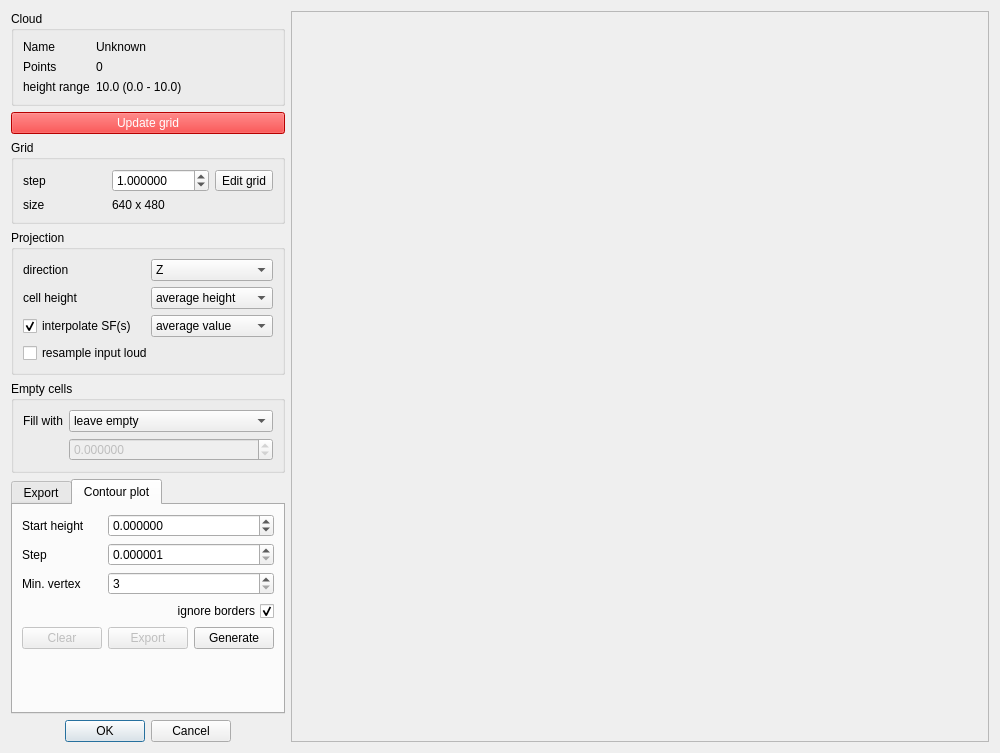
CloudCompare/CloudCompare, file qCC/ui_templates/rasterizeDlg.ui: the form before one commit.
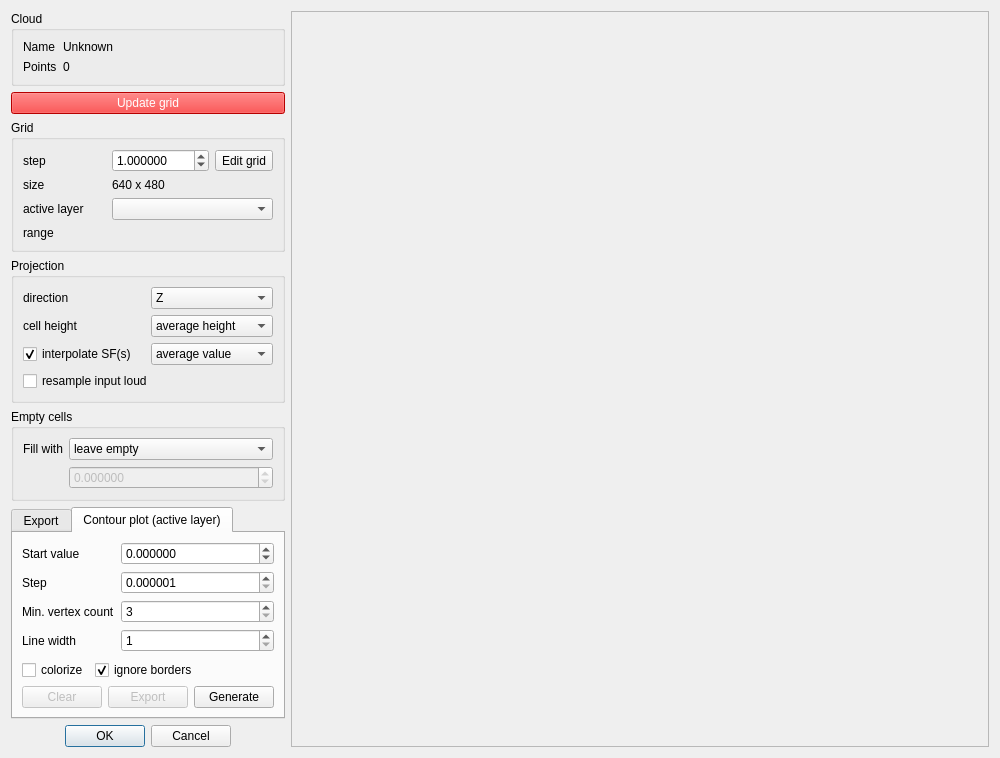
The form after the commit. The open tabs and pages were chosen to show the change.

Commit message: Rasterize tool enhancements

```diff
--- a/qCC/ui_templates/rasterizeDlg.ui
+++ b/qCC/ui_templates/rasterizeDlg.ui
@@ -66,20 +66,6 @@
            </property>
           </widget>
          </item>
-         <item row="2" column="0">
-          <widget class="QLabel" name="label_7">
-           <property name="text">
-            <string>height range</string>
-           </property>
-          </widget>
-         </item>
-         <item row="2" column="1">
-          <widget class="QLabel" name="gridHeightRangeLabel">
-           <property name="text">
-            <string>10.0 (0.0 - 10.0)</string>
-           </property>
-          </widget>
-         </item>
         </layout>
        </widget>
       </item>
@@ -153,6 +139,33 @@
            </item>
           </layout>
          </item>
+         <item row="3" column="0">
+          <widget class="QLabel" name="label_13">
+           <property name="toolTip">
+            <string>Active layer (or 'scalar field')</string>
+           </property>
+           <property name="text">
+            <string>active layer</string>
+           </property>
+          </widget>
+         </item>
+         <item row="3" column="1">
+          <widget class="QComboBox" name="activeLayerComboBox"/>
+         </item>
+         <item row="4" column="0">
+          <widget class="QLabel" name="label_7">
+           <property name="text">
+            <string>range</string>
+           </property>
+          </widget>
+         </item>
+         <item row="4" column="1">
+          <widget class="QLabel" name="gridLayerRangeLabel">
+           <property name="text">
+            <string/>
+           </property>
+          </widget>
+         </item>
         </layout>
        </widget>
       </item>
@@ -389,13 +402,30 @@
          </attribute>
          <layout class="QVBoxLayout" name="verticalLayout_3">
           <item>
+           <layout class="QHBoxLayout" name="horizontalLayout_6">
+            <item>
            <widget class="QPushButton" name="generateCloudPushButton">
+              <property name="toolTip">
+               <string>Export grid as a point cloud</string>
+              </property>
             <property name="text">
              <string>Cloud</string>
             </property>
            </widget>
           </item>
           <item>
+             <widget class="QPushButton" name="generateMeshPushButton">
+              <property name="toolTip">
+               <string>Export grid as a mesh</string>
+              </property>
+              <property name="text">
+               <string>Mesh</string>
+              </property>
+             </widget>
+            </item>
+           </layout>
+          </item>
+          <item>
            <widget class="QLabel" name="label_12">
             <property name="text">
              <string>Export per-cell statistics as SF(s):</string>
@@ -494,33 +524,31 @@
            <layout class="QHBoxLayout" name="horizontalLayout_8">
             <item>
              <widget class="QPushButton" name="generateRasterPushButton">
+              <property name="toolTip">
+               <string>Export grid as a raster (geotiff)</string>
+              </property>
               <property name="text">
-               <string>Raster (geotiff)</string>
+               <string>Raster</string>
               </property>
              </widget>
             </item>
             <item>
              <widget class="QPushButton" name="generateImagePushButton">
+              <property name="toolTip">
+               <string>Export grid as an image</string>
+              </property>
               <property name="text">
                <string>Image</string>
               </property>
              </widget>
             </item>
-           </layout>
-          </item>
-          <item>
-           <layout class="QHBoxLayout" name="horizontalLayout_7">
             <item>
              <widget class="QPushButton" name="generateASCIIPushButton">
-              <property name="text">
-               <string>Matrix (text file)</string>
+              <property name="toolTip">
+               <string>Export grid as a matrix (text file)</string>
               </property>
-             </widget>
-            </item>
-            <item>
-             <widget class="QPushButton" name="generateMeshPushButton">
               <property name="text">
-               <string>Mesh</string>
+               <string>Matrix</string>
               </property>
              </widget>
             </item>
@@ -543,16 +571,15 @@
         </widget>
         <widget class="QWidget" name="contourTab">
          <attribute name="title">
-          <string>Contour plot</string>
+          <string>Contour plot (active layer)</string>
          </attribute>
+         <layout class="QVBoxLayout" name="verticalLayout_4">
+          <item>
          <layout class="QFormLayout" name="formLayout_3">
-          <property name="fieldGrowthPolicy">
-           <enum>QFormLayout::AllNonFixedFieldsGrow</enum>
-          </property>
           <item row="0" column="0">
            <widget class="QLabel" name="label_6">
             <property name="text">
-             <string>Start height</string>
+               <string>Start value</string>
             </property>
            </widget>
           </item>
@@ -592,7 +619,7 @@
           <item row="2" column="0">
            <widget class="QLabel" name="label_11">
             <property name="text">
-             <string>Min. vertex</string>
+               <string>Min. vertex count</string>
             </property>
            </widget>
           </item>
@@ -609,7 +636,65 @@
             </property>
            </widget>
           </item>
-          <item row="5" column="0">
+            <item row="3" column="0">
+             <widget class="QLabel" name="label_14">
+              <property name="text">
+               <string>Line width</string>
+              </property>
+             </widget>
+            </item>
+            <item row="3" column="1">
+             <widget class="QSpinBox" name="contourWidthSpinBox">
+              <property name="toolTip">
+               <string>Default contour lines width</string>
+              </property>
+              <property name="minimum">
+               <number>1</number>
+              </property>
+              <property name="maximum">
+               <number>10</number>
+              </property>
+             </widget>
+            </item>
+           </layout>
+          </item>
+          <item>
+           <layout class="QHBoxLayout" name="horizontalLayout_5">
+            <item>
+             <widget class="QCheckBox" name="colorizeContoursCheckBox">
+              <property name="text">
+               <string>colorize</string>
+              </property>
+             </widget>
+            </item>
+            <item>
+             <widget class="QCheckBox" name="ignoreContourBordersCheckBox">
+              <property name="text">
+               <string>ignore borders</string>
+              </property>
+              <property name="checked">
+               <bool>true</bool>
+              </property>
+             </widget>
+            </item>
+            <item>
+             <spacer name="horizontalSpacer">
+              <property name="orientation">
+               <enum>Qt::Horizontal</enum>
+              </property>
+              <property name="sizeHint" stdset="0">
+               <size>
+                <width>40</width>
+                <height>20</height>
+               </size>
+              </property>
+             </spacer>
+            </item>
+           </layout>
+          </item>
+          <item>
+           <layout class="QHBoxLayout" name="horizontalLayout_7">
+            <item>
            <widget class="QPushButton" name="clearContoursPushButton">
             <property name="enabled">
              <bool>false</bool>
@@ -622,8 +707,6 @@
             </property>
            </widget>
           </item>
-          <item row="5" column="1">
-           <layout class="QHBoxLayout" name="horizontalLayout_5">
             <item>
              <widget class="QPushButton" name="exportContoursPushButton">
               <property name="enabled">
@@ -646,19 +729,6 @@
             </item>
            </layout>
           </item>
-          <item row="3" column="1">
-           <widget class="QCheckBox" name="ignoreContourBordersCheckBox">
-            <property name="layoutDirection">
-             <enum>Qt::RightToLeft</enum>
-            </property>
-            <property name="text">
-             <string>ignore borders</string>
-            </property>
-            <property name="checked">
-             <bool>true</bool>
-            </property>
-           </widget>
-          </item>
          </layout>
         </widget>
        </widget>
```
Lines whose indentation alone changed are shown as unchanged. The commit also changes 3 other files.
